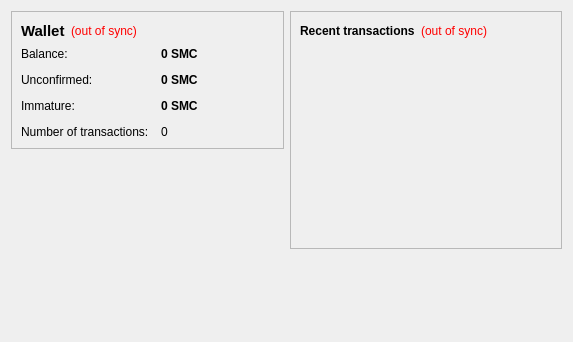
The window that src/qt/forms/overviewpage.ui (Juanroalvarado/ufmcoin) describes before a commit, drawn with Qt 5.
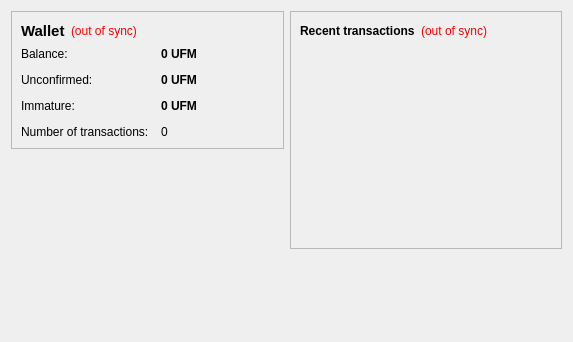
The same window after the commit.

Diff of the .ui file:
```diff
--- a/src/qt/forms/overviewpage.ui
+++ b/src/qt/forms/overviewpage.ui
@@ -105,7 +105,7 @@
              <string>Your current balance</string>
             </property>
             <property name="text">
-             <string notr="true">0 SMC</string>
+             <string notr="true">0 UFM</string>
             </property>
             <property name="textInteractionFlags">
              <set>Qt::LinksAccessibleByMouse|Qt::TextSelectableByKeyboard|Qt::TextSelectableByMouse</set>
@@ -134,7 +134,7 @@
              <string>Total of transactions that have yet to be confirmed, and do not yet count toward the current balance</string>
             </property>
             <property name="text">
-             <string notr="true">0 SMC</string>
+             <string notr="true">0 UFM</string>
             </property>
             <property name="textInteractionFlags">
              <set>Qt::LinksAccessibleByMouse|Qt::TextSelectableByKeyboard|Qt::TextSelectableByMouse</set>
@@ -177,7 +177,7 @@
              <string>Mined balance that has not yet matured</string>
             </property>
             <property name="text">
-             <string notr="true">0 SMC</string>
+             <string notr="true">0 UFM</string>
             </property>
             <property name="textInteractionFlags">
              <set>Qt::LinksAccessibleByMouse|Qt::TextSelectableByKeyboard|Qt::TextSelectableByMouse</set>
```
Left out of the diff: 4 changed lines with no effect on the pictures.
